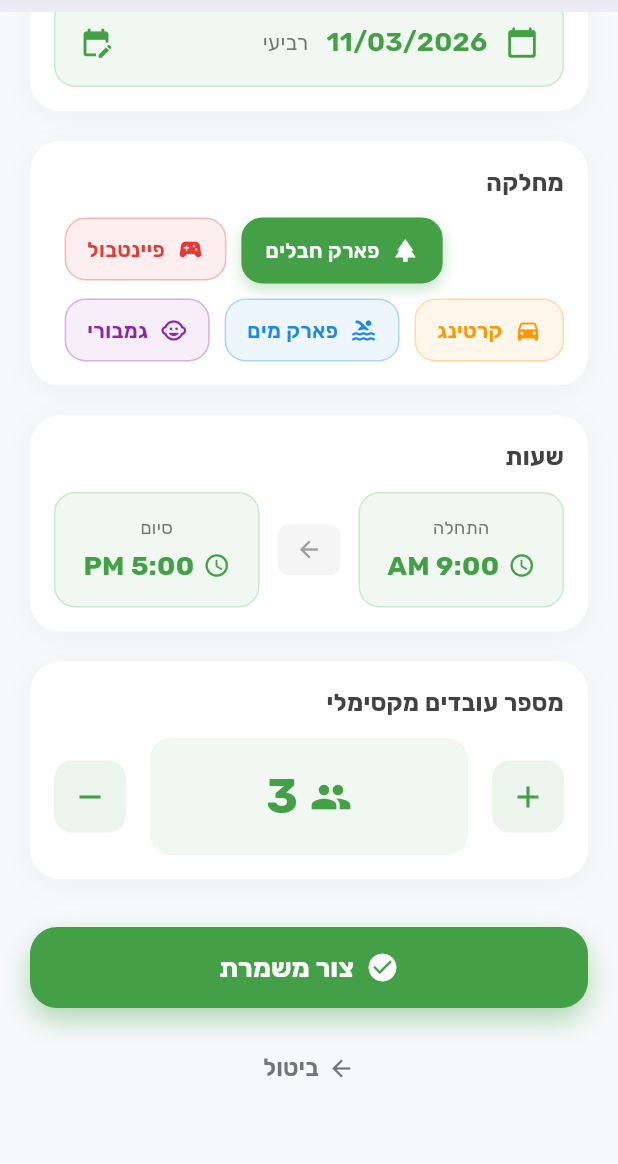
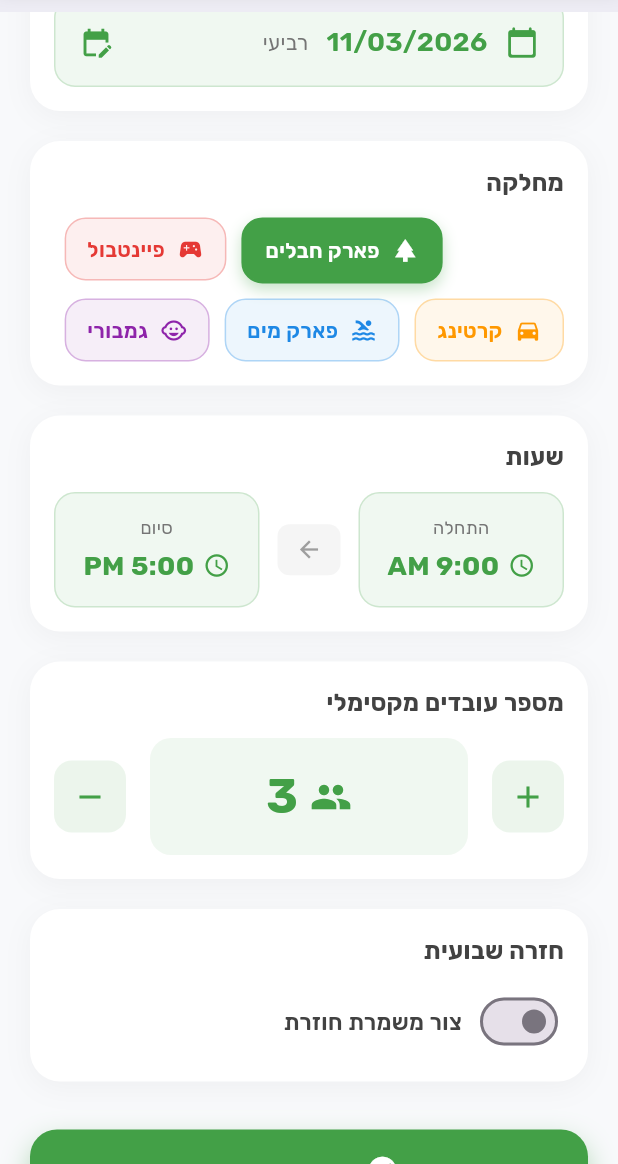
Before and after one commit to SamerNeiroukh/Park-Janana, a Flutter app: the CreateShiftScreen screen opened directly, scrolled down 200 dp, on a phone screen of 412 x 824 dp, the part 72-1236 px from its top. Run offline on Flutter 3.47's test engine with Material 3 defaults, Android fonts, the phone set to English and light mode, and no system bars; our stand-ins replace cached_network_image, chewie, cloud_firestore, firebase_auth, firebase_core, firebase_crashlytics and 17 more; missing offline and left inert: video_thumbnail; accounts and stored records are empty; generated files the repository leaves out were written again.

Commit message:
Fix #12 and #6: Draft saving and recurring shifts in create shift screen
#12: Auto-save form state to SharedPreferences on every field change;
restore draft on next open; clear draft after successful creation.

#6: Add a 'חזרה שבועית' toggle with a 1-12 week repeat counter;
creates one shift per selected week when confirmed.

Co-Authored-By: Claude Sonnet 4.6 <noreply@anthropic.com>

```diff
--- a/lib/features/shifts/screens/create_shift_screen.dart
+++ b/lib/features/shifts/screens/create_shift_screen.dart
@@ -4,6 +4,7 @@ import 'package:park_janana/features/home/widgets/user_header.dart';
 import 'package:park_janana/features/shifts/services/shift_service.dart';
 import 'package:park_janana/core/utils/datetime_utils.dart';
 import 'package:intl/intl.dart' hide TextDirection;
+import 'package:shared_preferences/shared_preferences.dart';
 
 class CreateShiftScreen extends StatefulWidget {
   final DateTime? initialDate;
@@ -24,6 +25,18 @@ class _CreateShiftScreenState extends State<CreateShiftScreen> {
   TimeOfDay _endTime = const TimeOfDay(hour: 17, minute: 0);
 
   bool _isCreating = false;
+
+  // Draft / recurring
+  bool _recurringEnabled = false;
+  int _repeatWeeks = 1;
+
+  static const _kDraftDate = 'shift_draft_date';
+  static const _kDraftDept = 'shift_draft_dept';
+  static const _kDraftMax  = 'shift_draft_max';
+  static const _kDraftStartH = 'shift_draft_startH';
+  static const _kDraftStartM = 'shift_draft_startM';
+  static const _kDraftEndH   = 'shift_draft_endH';
+  static const _kDraftEndM   = 'shift_draft_endM';
 
   final List<Map<String, dynamic>> departments = [
     {
@@ -61,6 +74,50 @@ class _CreateShiftScreenState extends State<CreateShiftScreen> {
   void initState() {
     super.initState();
     _selectedDate = widget.initialDate ?? DateTime.now();
+    _loadDraft();
+  }
+
+  Future<void> _loadDraft() async {
+    // Don't override a pre-set initialDate
+    if (widget.initialDate != null) return;
+    final prefs = await SharedPreferences.getInstance();
+    final dateMs = prefs.getInt(_kDraftDate);
+    if (dateMs == null) return; // no draft
+    setState(() {
+      _selectedDate = DateTime.fromMillisecondsSinceEpoch(dateMs);
+      _selectedDepartment = prefs.getString(_kDraftDept) ?? _selectedDepartment;
+      _maxWorkers        = prefs.getInt(_kDraftMax)       ?? _maxWorkers;
+      _startTime = TimeOfDay(
+        hour:   prefs.getInt(_kDraftStartH) ?? _startTime.hour,
+        minute: prefs.getInt(_kDraftStartM) ?? _startTime.minute,
+      );
+      _endTime = TimeOfDay(
+        hour:   prefs.getInt(_kDraftEndH) ?? _endTime.hour,
+        minute: prefs.getInt(_kDraftEndM) ?? _endTime.minute,
+      );
+    });
+  }
+
+  Future<void> _saveDraft() async {
+    final prefs = await SharedPreferences.getInstance();
+    await prefs.setInt(_kDraftDate, _selectedDate.millisecondsSinceEpoch);
+    await prefs.setString(_kDraftDept, _selectedDepartment);
+    await prefs.setInt(_kDraftMax, _maxWorkers);
+    await prefs.setInt(_kDraftStartH, _startTime.hour);
+    await prefs.setInt(_kDraftStartM, _startTime.minute);
+    await prefs.setInt(_kDraftEndH, _endTime.hour);
+    await prefs.setInt(_kDraftEndM, _endTime.minute);
+  }
+
+  Future<void> _clearDraft() async {
+    final prefs = await SharedPreferences.getInstance();
+    await prefs.remove(_kDraftDate);
+    await prefs.remove(_kDraftDept);
+    await prefs.remove(_kDraftMax);
+    await prefs.remove(_kDraftStartH);
+    await prefs.remove(_kDraftStartM);
+    await prefs.remove(_kDraftEndH);
+    await prefs.remove(_kDraftEndM);
   }
 
   Future<void> _createShift() async {
@@ -68,34 +125,38 @@ class _CreateShiftScreenState extends State<CreateShiftScreen> {
     setState(() => _isCreating = true);
 
     try {
+      final weeks = _recurringEnabled ? _repeatWeeks : 1;
+      for (int i = 0; i < weeks; i++) {
+        final date = _selectedDate.add(Duration(days: 7 * i));
         await _shiftService.createShift(
-        date: DateTimeUtils.formatDate(_selectedDate),
+          date: DateTimeUtils.formatDate(date),
           startTime: DateTimeUtils.formatTime(_startTime),
           endTime: DateTimeUtils.formatTime(_endTime),
           department: _selectedDepartment,
           maxWorkers: _maxWorkers,
         );
+      }
+
+      await _clearDraft();
 
       if (mounted) {
         Navigator.pop(context);
+        final label = _recurringEnabled && _repeatWeeks > 1
+            ? '$_repeatWeeks משמרות נוצרו בהצלחה!'
+            : 'משמרת נוצרה בהצלחה!';
         ScaffoldMessenger.of(context).showSnackBar(
           SnackBar(
-            content: const Row(
+            content: Row(
               mainAxisAlignment: MainAxisAlignment.end,
               children: [
-                Text(
-                  'משמרת נוצרה בהצלחה!',
-                  style: TextStyle(fontWeight: FontWeight.w600),
-                ),
-                SizedBox(width: 8),
-                Icon(Icons.check_circle, color: Colors.white),
+                Text(label, style: const TextStyle(fontWeight: FontWeight.w600)),
+                const SizedBox(width: 8),
+                const Icon(Icons.check_circle, color: Colors.white),
               ],
             ),
             backgroundColor: AppColors.success,
             behavior: SnackBarBehavior.floating,
-            shape: RoundedRectangleBorder(
-              borderRadius: BorderRadius.circular(12),
-            ),
+            shape: RoundedRectangleBorder(borderRadius: BorderRadius.circular(12)),
             margin: const EdgeInsets.all(16),
           ),
         );
@@ -107,9 +168,7 @@ class _CreateShiftScreenState extends State<CreateShiftScreen> {
             content: Text('שגיאה ביצירת משמרת: $e'),
             backgroundColor: Colors.red,
             behavior: SnackBarBehavior.floating,
-            shape: RoundedRectangleBorder(
-              borderRadius: BorderRadius.circular(12),
-            ),
+            shape: RoundedRectangleBorder(borderRadius: BorderRadius.circular(12)),
           ),
         );
       }
@@ -133,7 +192,10 @@ class _CreateShiftScreenState extends State<CreateShiftScreen> {
         );
       },
     );
-    if (date != null) setState(() => _selectedDate = date);
+    if (date != null) {
+      setState(() => _selectedDate = date);
+      _saveDraft();
+    }
   }
 
   Future<void> _selectTime(bool isStart) async {
@@ -157,6 +219,7 @@ class _CreateShiftScreenState extends State<CreateShiftScreen> {
           _endTime = time;
         }
       });
+      _saveDraft();
     }
   }
 
@@ -189,6 +252,8 @@ class _CreateShiftScreenState extends State<CreateShiftScreen> {
                           _buildTimeSection(),
                           const SizedBox(height: 20),
                           _buildWorkersSection(),
+                          const SizedBox(height: 20),
+                          _buildRecurringSection(),
                           const SizedBox(height: 32),
                           _buildCreateButton(),
                           const SizedBox(height: 16),
@@ -363,7 +428,10 @@ class _CreateShiftScreenState extends State<CreateShiftScreen> {
             final color = dept['color'] as Color;
 
             return GestureDetector(
-              onTap: () => setState(() => _selectedDepartment = dept['name']),
+              onTap: () {
+                setState(() => _selectedDepartment = dept['name'] as String);
+                _saveDraft();
+              },
               child: AnimatedContainer(
                 duration: const Duration(milliseconds: 200),
                 padding:
@@ -488,6 +556,7 @@ class _CreateShiftScreenState extends State<CreateShiftScreen> {
           children: [
             _buildWorkerCountButton(Icons.add, () {
               setState(() => _maxWorkers++);
+              _saveDraft();
             }),
             Expanded(
               child: Container(
@@ -515,7 +584,10 @@ class _CreateShiftScreenState extends State<CreateShiftScreen> {
               ),
             ),
             _buildWorkerCountButton(Icons.remove, () {
-              if (_maxWorkers > 1) setState(() => _maxWorkers--);
+              if (_maxWorkers > 1) {
+                setState(() => _maxWorkers--);
+                _saveDraft();
+              }
             }),
           ],
         ),
@@ -533,6 +605,70 @@ class _CreateShiftScreenState extends State<CreateShiftScreen> {
         child: Padding(
           padding: const EdgeInsets.all(12),
           child: Icon(icon, color: _selectedColor, size: 24),
+        ),
+      ),
+    );
+  }
+
+  Widget _buildRecurringSection() {
+    return _buildSectionCard(
+      title: 'חזרה שבועית',
+      child: Padding(
+        padding: const EdgeInsets.fromLTRB(16, 0, 16, 16),
+        child: Column(
+          children: [
+            Row(
+              children: [
+                Switch(
+                  value: _recurringEnabled,
+                  activeColor: _selectedColor,
+                  onChanged: (v) => setState(() => _recurringEnabled = v),
+                ),
+                const SizedBox(width: 8),
+                Text(
+                  'צור משמרת חוזרת',
+                  style: TextStyle(
+                      fontSize: 15,
+                      fontWeight: FontWeight.w600,
+                      color: Colors.grey.shade800),
+                ),
+              ],
+            ),
+            if (_recurringEnabled) ...[
+              const SizedBox(height: 12),
+              Row(
+                children: [
+                  Text('מספר שבועות:',
+                      style: TextStyle(
+                          fontSize: 14, color: Colors.grey.shade700)),
+                  const Spacer(),
+                  IconButton(
+                    icon: const Icon(Icons.remove_circle_outline),
+                    color: _selectedColor,
+                    onPressed: _repeatWeeks > 1
+                        ? () => setState(() => _repeatWeeks--)
+                        : null,
+                  ),
+                  Text('$_repeatWeeks',
+                      style: TextStyle(
+                          fontSize: 18,
+                          fontWeight: FontWeight.bold,
+                          color: _selectedColor)),
+                  IconButton(
+                    icon: const Icon(Icons.add_circle_outline),
+                    color: _selectedColor,
+                    onPressed: _repeatWeeks < 12
+                        ? () => setState(() => _repeatWeeks++)
+                        : null,
+                  ),
+                ],
+              ),
+              Text(
+                'ייצור $_repeatWeeks משמרות מ-${DateFormat('dd/MM/yyyy').format(_selectedDate)}',
+                style: TextStyle(fontSize: 12, color: Colors.grey.shade500),
+              ),
+            ],
+          ],
         ),
       ),
     );
```
Lines whose indentation alone changed are shown as unchanged.
